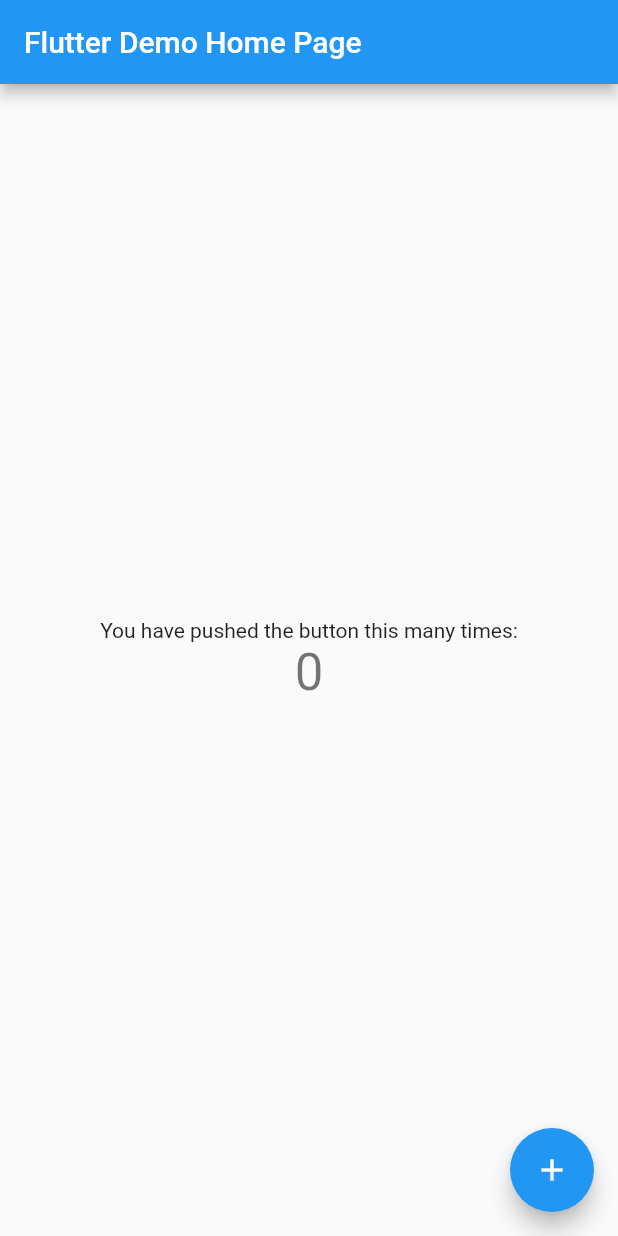
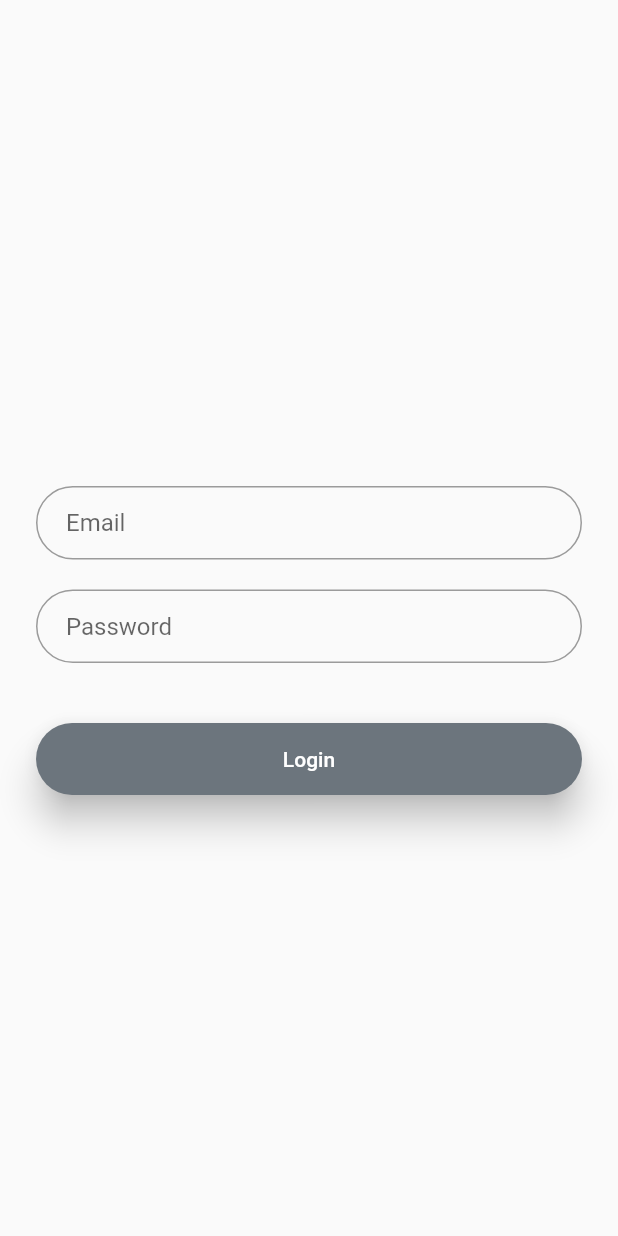
Before and after one commit to AidenDudley/Firebase, a Flutter app: the screen it shows after launch, on a phone screen of 412 x 824 dp. Run offline on Flutter 3.47's test engine with Material 2 defaults, Android fonts, the phone set to English and light mode, and no system bars; our stand-ins replace firebase_auth; accounts and stored records are empty.

```diff
--- /dev/null
+++ b/lib/authentification/login.dart
@@ -0,0 +1,93 @@
+import 'package:flutter/material.dart';
+import 'package:firebase_auth/firebase_auth.dart';
+
+class Login extends StatefulWidget {
+  _LoginState createState() => _LoginState();
+}
+
+class _LoginState extends State<Login> {
+  // variables for user email & password
+
+  String email = "";
+  String password = "";
+  final _formKey = GlobalKey<FormState>();
+
+  @override
+  Widget build(BuildContext context) {
+    return Scaffold(
+      body: Padding(
+        padding: const EdgeInsets.all(24.0),
+        child: Container(
+          child: Form(
+            key: _formKey,
+            child: SingleChildScrollView(
+              child: Column(
+                children: [
+                  SizedBox(
+                    height: 300,
+                  ),
+                  TextFormField(
+                    obscureText: false,
+                    validator: (val) => val.isEmpty ? 'Enter an email' : null,
+                    onChanged: (val) {
+                      setState(() => email = val.trim());
+                    },
+                    decoration: InputDecoration(
+                        contentPadding:
+                            EdgeInsets.fromLTRB(20.0, 15.0, 20.0, 15.0),
+                        hintText: 'Email',
+                        border: OutlineInputBorder(
+                            borderRadius: BorderRadius.circular(32.0))),
+                  ),
+                  SizedBox(
+                    height: 20,
+                  ),
+                  TextFormField(
+                    obscureText: true,
+                    validator: (val) => val.length < 6
+                        ? 'Enter a password 6+ chars long'
+                        : null,
+                    onChanged: (val) {
+                      setState(() => password = val.trim());
+                    },
+                    decoration: InputDecoration(
+                        contentPadding:
+                            EdgeInsets.fromLTRB(20.0, 15.0, 20.0, 15.0),
+                        hintText: 'Password',
+                        border: OutlineInputBorder(
+                            borderRadius: BorderRadius.circular(32.0))),
+                  ),
+                  SizedBox(
+                    height: 40,
+                  ),
+                  Material(
+                    elevation: 10.0,
+                    borderRadius: BorderRadius.circular(30.0),
+                    color: Color(0xff6c757d),
+                    child: MaterialButton(
+                      minWidth: MediaQuery.of(context).size.width,
+                      padding: EdgeInsets.fromLTRB(20.0, 15.0, 20.0, 15.0),
+                      onPressed: () async {
+                        if (_formKey.currentState.validate()) {
+                          print(email);
+                          print(password);
+                        }
+                      },
+                      child: Text(
+                        "Login",
+                        style: TextStyle(
+                          color: Colors.white,
+                        ),
+                        textAlign: TextAlign.center,
+                      ),
+                    ),
+                  ),
+                ],
+              ),
+            ),
+          ),
+        ),
+      ),
+    );
+  }
+}
--- a/lib/main.dart
+++ b/lib/main.dart
@@ -1,117 +1,8 @@
 import 'package:flutter/material.dart';
+import 'package:sample_app/authentification/login.dart';
 
 void main() {
-  runApp(MyApp());
+  runApp(MaterialApp(
+    home: Login(),
+  ));
 }
-
-class MyApp extends StatelessWidget {
-  // This widget is the root of your application.
-  @override
-  Widget build(BuildContext context) {
-    return MaterialApp(
-      title: 'Flutter Demo',
-      theme: ThemeData(
-        // This is the theme of your application.
-        //
-        // Try running your application with "flutter run". You'll see the
-        // application has a blue toolbar. Then, without quitting the app, try
-        // changing the primarySwatch below to Colors.green and then invoke
-        // "hot reload" (press "r" in the console where you ran "flutter run",
-        // or simply save your changes to "hot reload" in a Flutter IDE).
-        // Notice that the counter didn't reset back to zero; the application
-        // is not restarted.
-        primarySwatch: Colors.blue,
-        // This makes the visual density adapt to the platform that you run
-        // the app on. For desktop platforms, the controls will be smaller and
-        // closer together (more dense) than on mobile platforms.
-        visualDensity: VisualDensity.adaptivePlatformDensity,
-      ),
-      home: MyHomePage(title: 'Flutter Demo Home Page'),
-    );
-  }
-}
-
-class MyHomePage extends StatefulWidget {
-  MyHomePage({Key key, this.title}) : super(key: key);
-
-  // This widget is the home page of your application. It is stateful, meaning
-  // that it has a State object (defined below) that contains fields that affect
-  // how it looks.
-
-  // This class is the configuration for the state. It holds the values (in this
-  // case the title) provided by the parent (in this case the App widget) and
-  // used by the build method of the State. Fields in a Widget subclass are
-  // always marked "final".
-
-  final String title;
-
-  @override
-  _MyHomePageState createState() => _MyHomePageState();
-}
-
-class _MyHomePageState extends State<MyHomePage> {
-  int _counter = 0;
-
-  void _incrementCounter() {
-    setState(() {
-      // This call to setState tells the Flutter framework that something has
-      // changed in this State, which causes it to rerun the build method below
-      // so that the display can reflect the updated values. If we changed
-      // _counter without calling setState(), then the build method would not be
-      // called again, and so nothing would appear to happen.
-      _counter++;
-    });
-  }
-
-  @override
-  Widget build(BuildContext context) {
-    // This method is rerun every time setState is called, for instance as done
-    // by the _incrementCounter method above.
-    //
-    // The Flutter framework has been optimized to make rerunning build methods
-    // fast, so that you can just rebuild anything that needs updating rather
-    // than having to individually change instances of widgets.
-    return Scaffold(
-      appBar: AppBar(
-        // Here we take the value from the MyHomePage object that was created by
-        // the App.build method, and use it to set our appbar title.
-        title: Text(widget.title),
-      ),
-      body: Center(
-        // Center is a layout widget. It takes a single child and positions it
-        // in the middle of the parent.
-        child: Column(
-          // Column is also a layout widget. It takes a list of children and
-          // arranges them vertically. By default, it sizes itself to fit its
-          // children horizontally, and tries to be as tall as its parent.
-          //
-          // Invoke "debug painting" (press "p" in the console, choose the
-          // "Toggle Debug Paint" action from the Flutter Inspector in Android
-          // Studio, or the "Toggle Debug Paint" command in Visual Studio Code)
-          // to see the wireframe for each widget.
-          //
-          // Column has various properties to control how it sizes itself and
-          // how it positions its children. Here we use mainAxisAlignment to
-          // center the children vertically; the main axis here is the vertical
-          // axis because Columns are vertical (the cross axis would be
-          // horizontal).
-          mainAxisAlignment: MainAxisAlignment.center,
-          children: <Widget>[
-            Text(
-              'You have pushed the button this many times:',
-            ),
-            Text(
-              '$_counter',
-              style: Theme.of(context).textTheme.headline4,
-            ),
-          ],
-        ),
-      ),
-      floatingActionButton: FloatingActionButton(
-        onPressed: _incrementCounter,
-        tooltip: 'Increment',
-        child: Icon(Icons.add),
-      ), // This trailing comma makes auto-formatting nicer for build methods.
-    );
-  }
-}
--- a/pubspec.yaml
+++ b/pubspec.yaml
@@ -28,6 +28,7 @@ dependencies:
   # The following adds the Cupertino Icons font to your application.
   # Use with the CupertinoIcons class for iOS style icons.
   cupertino_icons: ^0.1.3
+  firebase_auth: ^0.16.1
 
 dev_dependencies:
   flutter_test:
```
Also changed, not shown: pubspec.lock, 5 other files.
